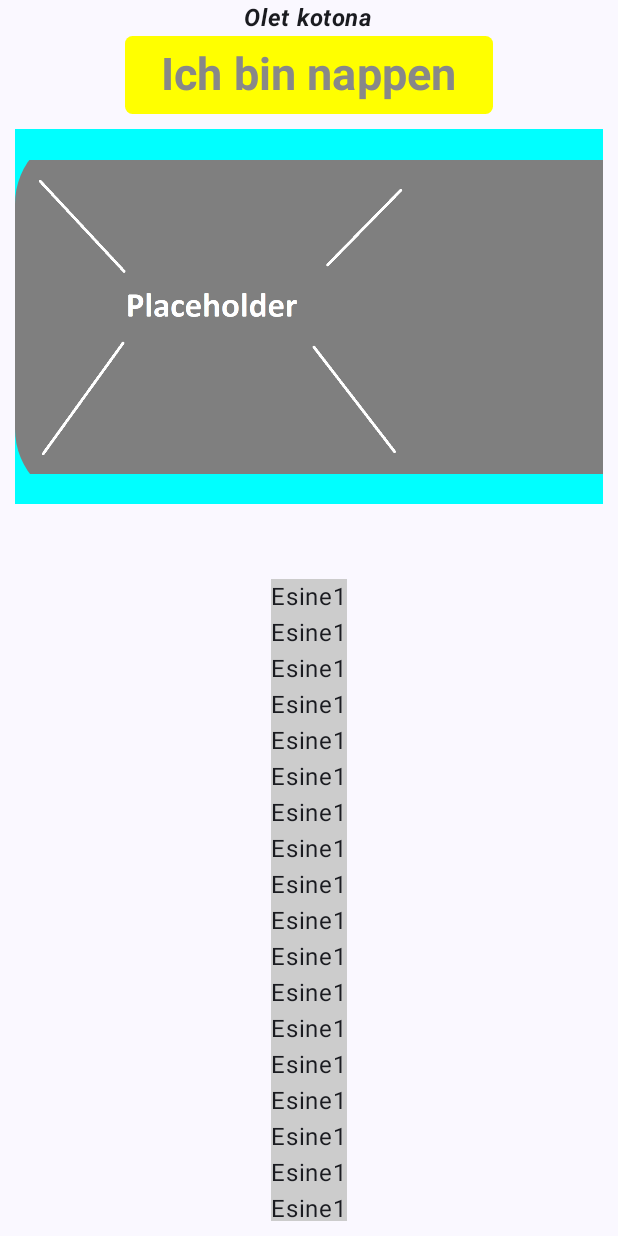
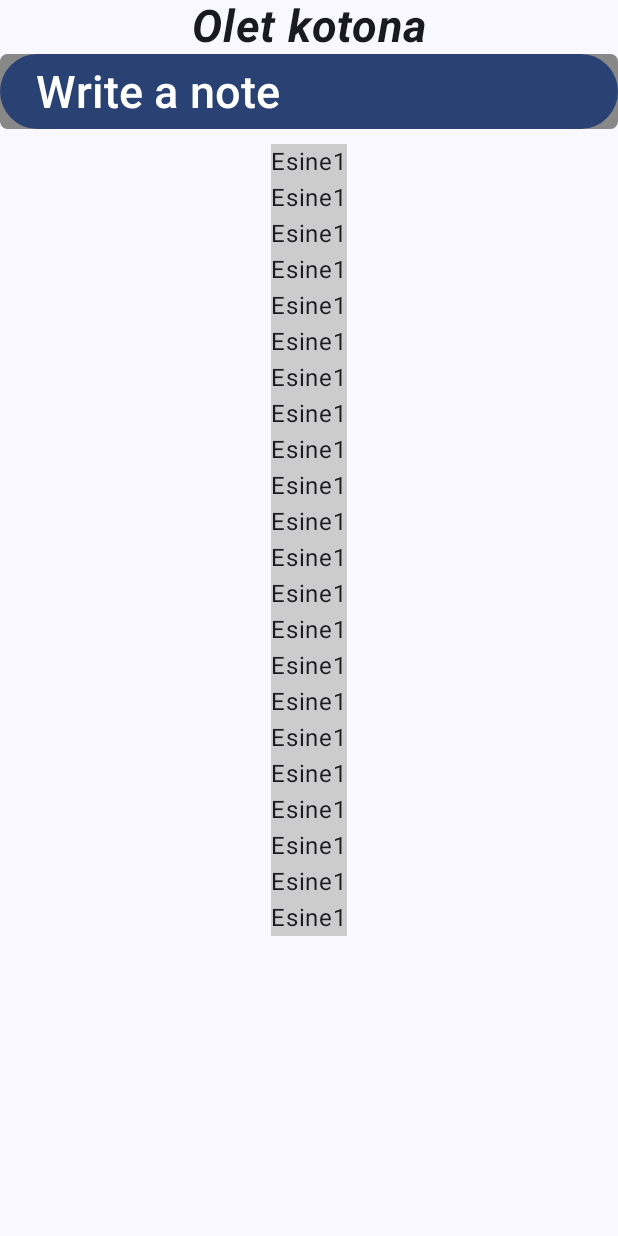
Before and after one commit to akseliahonpera/mobcomp25, an Android app built with Jetpack Compose: the home screen opened through its navigation route, on a phone screen of 412 x 824 dp. Run offline under Robolectric (Android 15) with nearby library versions, the phone set to English and light mode, and no system bars.

Commit message:
hw2-3 puolivali

```diff
--- a/mobcomp25/app/src/main/java/com/example/mobcomp25/ui/screens/Home.kt
+++ b/mobcomp25/app/src/main/java/com/example/mobcomp25/ui/screens/Home.kt
@@ -45,78 +45,37 @@ import java.time.format.TextStyle
 
 @Composable
 fun Home(navController:NavController){
-    Modifier.padding(30.dp)
-    val payloadtext = remember {
-        mutableStateOf(TextFieldValue())
-    }
 
-    val butcol = remember {mutableStateOf(Color.Yellow) }//alustetaan keltaiseksi
-    val butcontent = remember {mutableStateOf("Ich bin nappen") }//alustetaan sana
-Column (verticalArrangement = Arrangement.Center,
+Column (
     horizontalAlignment = Alignment.CenterHorizontally,
     modifier = Modifier.fillMaxSize()
 ){
-        val Kotiruututeksti = "Olet kotona"
-        Text(Kotiruututeksti,
-
+        Text(
+            text = "Olet kotona",
             fontStyle = FontStyle.Italic,
-            fontWeight = FontWeight.Bold
+            fontWeight = FontWeight.Bold,
+            fontSize = 30.sp
         )
         Spacer(Modifier.width(20.dp))
             Button(
                 modifier = Modifier
                     .clip(RoundedCornerShape(5.dp))
-                    .background(butcol.value),
-                    onClick = { if(butcol.value==Color.Yellow){
-                        butcol.value = Color.Black
-                        butcontent.value = "olen nappi"
-                        }
-                              else{
-                                  butcol.value = Color.Yellow
-                                  butcontent.value = "ich bin nappen"
-                              }},
-                    colors = ButtonDefaults.buttonColors(Color.Transparent)
-            )
+                    .background(color = Color.Gray)
+                    .height(50.dp),
+                    onClick = {
+                        navController.navigate("newNote")
+
+                    }
+                        )
+
             {
-                    Text(text = butcontent.value,
-                    color = Color.Gray,
-                    fontSize = 30.sp,
-                        fontWeight = FontWeight.Bold
-                )
+                Text(text = "Write a note",
+                    modifier = Modifier
+                        .fillMaxSize()
+                        .fillMaxWidth(),
+                    fontSize = 30.sp
+                    )
                 }
-
-    LazyRow (
-        Modifier
-            .padding(10.dp)
-            .background(Color.Cyan)
-            .height(250.dp)
-    )
-
-    {
-        item {
-        Image(painter = painterResource(id = R.drawable.placeholder),
-            contentDescription = "placeholder image",
-            modifier = Modifier
-                .size(500.dp)
-                .clip(RoundedCornerShape(50.dp)))
-
-            Spacer(modifier = Modifier.size(30.dp))
-        }
-        item { Image(painter = painterResource(id = R.drawable.placeholder),
-            contentDescription = "placeholder image",
-            modifier = Modifier
-                .size(500.dp))
-            Spacer(modifier = Modifier.size(30.dp))
-        }
-        item{
-        Image(painter = painterResource(id = R.drawable.placeholder),
-            contentDescription = "placeholder image",
-            modifier = Modifier
-                .size(500.dp))
-            Spacer(modifier = Modifier.size(30.dp))
-        }
-    }
-    Spacer(modifier = Modifier.size(30.dp))
 
     LazyColumn(
         Modifier
@@ -190,44 +149,11 @@ Column (verticalArrangement = Arrangement.Center,
         item {
             Text(text = "Esine1")
         }
-        item {
-            Text(text = "Esine1")
-        }
-        item {
-            Text(text = "Esine1")
-        }
-        item {
-            Text(text = "Esine1")
-        }
-        item {
-            Text(text = "Esine1")
-        }
-        item {
-            Text(text = "Esine1")
-        }
-        item {
-            Text(text = "Esine1")
-        }
-        item {
-            Text(text = "Esine1")
-        }
-        item {
-            Text(text = "Esine1")
-        }
-        item {
-            Text(text = "Esine1")
-        }
-        item {
-            Text(text = "Esine1")
-        }
-        item {
-            Text(text = "Esine1")
-        }
-        item {
-            Text(text = "Esine1")
-        }
 
-}
+
+    }
+
+
 
 
 
--- a/mobcomp25/app/src/main/java/com/example/mobcomp25/ui/screens/Navigation.kt
+++ b/mobcomp25/app/src/main/java/com/example/mobcomp25/ui/screens/Navigation.kt
@@ -10,7 +10,7 @@ import androidx.navigation.compose.rememberNavController
 fun  Navigation() {
     val navController = rememberNavController()
 
-    NavHost(navController = navController, startDestination = "newNote"){
+    NavHost(navController = navController, startDestination = "home"){
         composable("home") {
             Home(navController)
         }
--- a/mobcomp25/build.gradle.kts
+++ b/mobcomp25/build.gradle.kts
@@ -4,4 +4,5 @@ plugins {
     id("org.jetbrains.kotlin.android") version "1.9.0" apply false
     // Kotlin serialization plugin for type safe routes and navigation arguments
     kotlin("plugin.serialization") version "1.9.0"
+    id("com.google.devtools.ksp") version "2.0.21-1.0.27" apply false
 }
```
Also changed, not shown: mobcomp25/app/build.gradle.kts (+28 -0 lines), mobcomp25/app/src/main/java/com/example/mobcomp25/ui/screens/NewNote.kt (+46 -4 lines).
